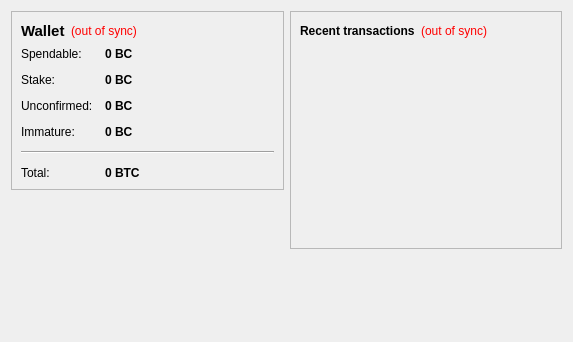
Above: src/qt/forms/overviewpage.ui from IOCoin/DIONS before the change. Below: the same form after it.
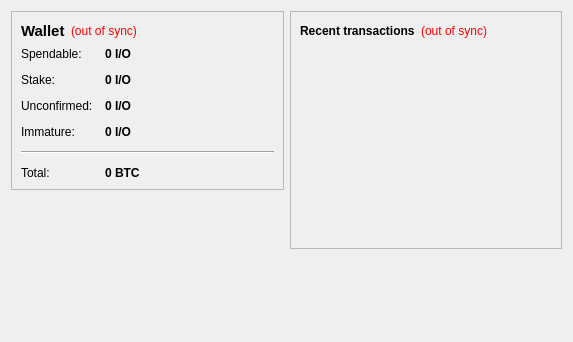
That is the form after the change.

Diff of the .ui file:
```diff
--- a/src/qt/forms/overviewpage.ui
+++ b/src/qt/forms/overviewpage.ui
@@ -105,7 +105,7 @@
              <string>Your current spendable balance</string>
             </property>
             <property name="text">
-             <string notr="true">0 BC</string>
+             <string notr="true">0 I/O</string>
             </property>
             <property name="textInteractionFlags">
              <set>Qt::LinksAccessibleByMouse|Qt::TextSelectableByKeyboard|Qt::TextSelectableByMouse</set>
@@ -134,7 +134,7 @@
              <string>Total of coins that was staked, and do not yet count toward the current balance</string>
             </property>
             <property name="text">
-             <string notr="true">0 BC</string>
+             <string notr="true">0 I/O</string>
             </property>
             <property name="textInteractionFlags">
              <set>Qt::LinksAccessibleByMouse|Qt::TextSelectableByKeyboard|Qt::TextSelectableByMouse</set>
@@ -163,7 +163,7 @@
              <string>Total of transactions that have yet to be confirmed, and do not yet count toward the current balance</string>
             </property>
             <property name="text">
-             <string notr="true">0 BC</string>
+             <string notr="true">0 I/O</string>
             </property>
             <property name="textInteractionFlags">
              <set>Qt::LinksAccessibleByMouse|Qt::TextSelectableByKeyboard|Qt::TextSelectableByMouse</set>
@@ -189,7 +189,7 @@
              <string>Mined balance that has not yet matured</string>
             </property>
             <property name="text">
-             <string notr="true">0 BC</string>
+             <string notr="true">0 I/O</string>
             </property>
             <property name="textInteractionFlags">
              <set>Qt::LinksAccessibleByMouse|Qt::TextSelectableByKeyboard|Qt::TextSelectableByMouse</set>
```
